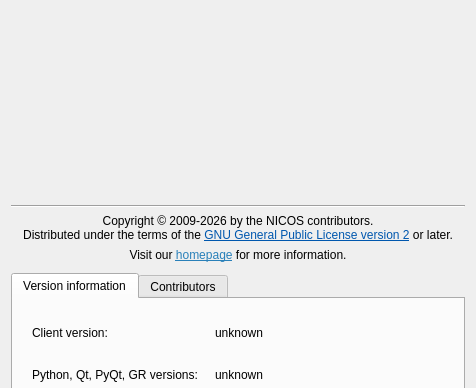
Old version of the form nicos/clients/gui/dialogs/about.ui in the repository mlz-ictrl/nicos; both pictures show x 0 to 476 and y 0 to 388 of the 476 by 671 pixel window.
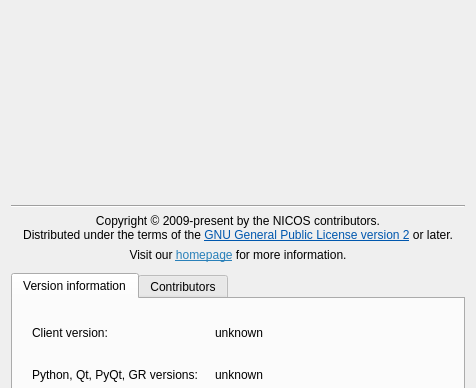
New version of the form. Icons and pictures are not drawn.

Commit message:
ALL: remove explicit copyright end date
Maintaining this is not necessary; in principle copyright notices
themselves are completely unnecessary but this is a good compromise
that doesn't require constant maintenance.

See:

    https://devguide.python.org/getting-started/pull-request-lifecycle/#copyrights
    https://github.com/python/cpython/issues/126133#issuecomment-2460824052

The edit to the form file:
```diff
--- a/nicos/clients/gui/dialogs/about.ui
+++ b/nicos/clients/gui/dialogs/about.ui
@@ -167,7 +167,7 @@
    <item>
     <widget class="QLabel" name="label_2">
      <property name="text">
-      <string>&lt;html&gt;&lt;head/&gt;&lt;body&gt;&lt;p&gt;Copyright © 2009-2026 by the NICOS contributors.&lt;br/&gt;Distributed under the terms of the &lt;a href=&quot;https://www.gnu.org/licenses/old-licenses/gpl-2.0.html.en&quot;&gt;&lt;span style=&quot; text-decoration: underline; color:#0057ae;&quot;&gt;GNU General Public License version 2&lt;/span&gt;&lt;/a&gt; or later.&lt;/p&gt;&lt;/body&gt;&lt;/html&gt;</string>
+      <string>&lt;html&gt;&lt;head/&gt;&lt;body&gt;&lt;p&gt;Copyright © 2009-present by the NICOS contributors.&lt;br/&gt;Distributed under the terms of the &lt;a href=&quot;https://www.gnu.org/licenses/old-licenses/gpl-2.0.html.en&quot;&gt;&lt;span style=&quot; text-decoration: underline; color:#0057ae;&quot;&gt;GNU General Public License version 2&lt;/span&gt;&lt;/a&gt; or later.&lt;/p&gt;&lt;/body&gt;&lt;/html&gt;</string>
      </property>
      <property name="textFormat">
       <enum>Qt::RichText</enum>
```
The commit also changes 1508 other files.
